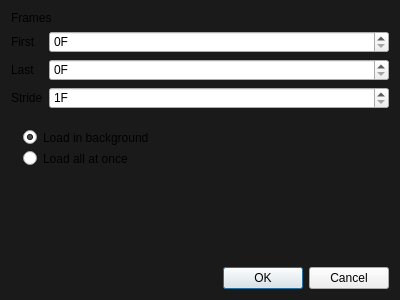
This is QChromosome/importdialog.ui in Michalaq/ChromosomeVisualizer as Qt 5 draws it before an edit. The edited form follows.
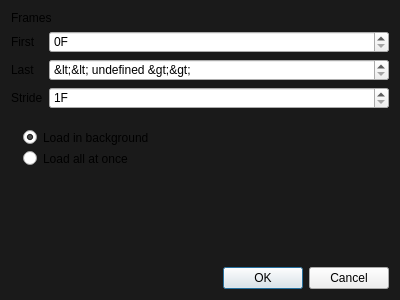
This is the edited form. Custom widgets are drawn as their Qt base class.

What changed in the file:
```diff
--- a/QChromosome/importdialog.ui
+++ b/QChromosome/importdialog.ui
@@ -74,6 +74,9 @@
      </item>
      <item row="1" column="1">
       <widget class="SpinBox" name="spinBox_2">
+       <property name="specialValueText">
+        <string>&lt;&lt; undefined &gt;&gt;</string>
+       </property>
        <property name="suffix">
         <string>F</string>
        </property>
```
